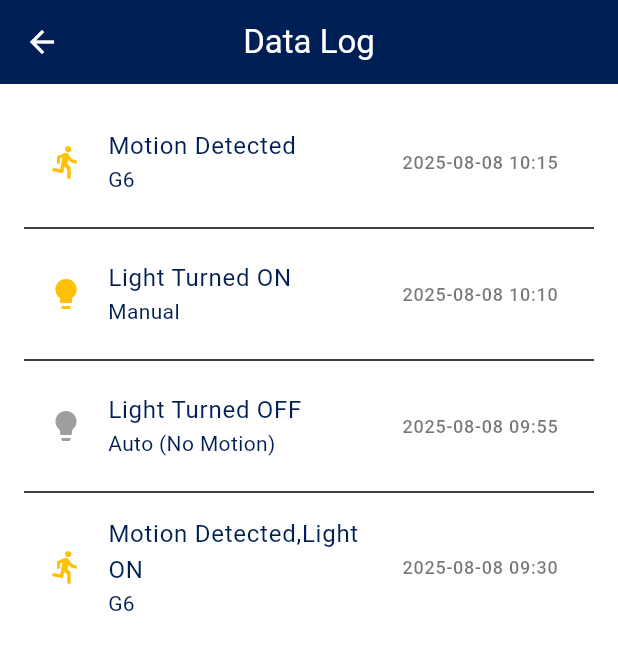
After one commit to TheoAssan/sgt, a Flutter app: the DataLogPage screen opened directly, on a phone screen of 412 x 824 dp. The commit adds this screen. Shown: the top 650 px of the screen. Run offline on Flutter 3.47's test engine with Material 3 defaults, Android fonts, the phone set to English and light mode, and no system bars; our stand-ins replace animated_splash_screen, icons_plus, lottie.

Commit message:
data log and power consumption pages

```diff
--- /dev/null
+++ b/lib/data_log.dart
@@ -0,0 +1,63 @@
+import 'package:flutter/material.dart';
+
+class DataLogPage extends StatelessWidget {
+  // Example data log entries. Replace with real data from your backend or Adafruit IO.
+  final List<Map<String, String>> logs = [
+    {
+      'time': '2025-08-08 10:15',
+      'event': 'Motion Detected',
+      'detail': 'G6'
+    },
+    {
+      'time': '2025-08-08 10:10',
+      'event': 'Light Turned ON',
+      'detail': 'Manual'
+    },
+    {
+      'time': '2025-08-08 09:55',
+      'event': 'Light Turned OFF',
+      'detail': 'Auto (No Motion)'
+    },
+    {
+      'time': '2025-08-08 09:30',
+      'event': 'Motion Detected,Light ON',
+      'detail': 'G6'
+    },
+    // Add more entries as needed
+  ];
+
+  @override
+  Widget build(BuildContext context) {
+    return Scaffold(
+      appBar: AppBar(
+        title: const Text('Data Log', style: TextStyle(color: Colors.white)),
+        backgroundColor: const Color(0xFF001F54),
+        iconTheme: const IconThemeData(color: Colors.white),
+      ),
+      body: ListView.separated(
+        padding: const EdgeInsets.all(16),
+        itemCount: logs.length,
+        separatorBuilder: (_, __) => const Divider(),
+        itemBuilder: (context, index) {
+          final log = logs[index];
+          return ListTile(
+            leading: Icon(
+              log['event']!.contains('Motion')
+                  ? Icons.directions_run
+                  : Icons.lightbulb,
+              color: log['event']!.contains('OFF')
+                  ? Colors.grey
+                  : Colors.amber,
+            ),
+            title: Text(log['event'] ?? ''),
+            subtitle: Text('${log['detail']}'),
+            trailing: Text(
+              log['time'] ?? '',
+              style: const TextStyle(fontSize: 12, color: Colors.black54),
+            ),
+          );
+        },
+      ),
+    );
+  }
+}
--- a/lib/main.dart
+++ b/lib/main.dart
@@ -1,5 +1,6 @@
 import 'package:flutter/material.dart';
 import 'package:sgt/splash_screen.dart';
+import 'package:sgt/login_page.dart'; // Add this import
 
 void main() {
   runApp(const MyApp());
@@ -73,6 +74,10 @@ class MyApp extends StatelessWidget {
         ),
       ),
       home: const SplashScreen(),
+      routes: {
+        '/login': (context) => const LoginPage(), // Register the login route
+        // Add other routes here if needed
+      },
     );
   }
 }
--- a/lib/settings.dart
+++ b/lib/settings.dart
@@ -103,10 +103,11 @@ class _SettingsPageState extends State<SettingsPage> {
           max: 100,
           divisions: 3,
           label: '${_sensitivity.toInt()}%',
-          onChanged: (newValue) {
+          onChanged: (newValue) async {
             setState(() {
               _sensitivity = newValue;
             });
+            // You can add your own logic here to handle sensitivity changes
           },
         ),
         Padding(
@@ -162,11 +163,12 @@ class _SettingsPageState extends State<SettingsPage> {
             contentPadding: EdgeInsets.only(left: 16, right: 16),
             title: Text('$delay minutes'),
             tileColor: _deactivationDelay == delay ? Colors.blue.withOpacity(0.1) : null,
-            onTap: () {
+            onTap: () async {
               setState(() {
                 _deactivationDelay = delay;
                 _showDelayOptions = false;
               });
+              // You can add your own logic here to handle delay changes
             },
           )),
         ],
--- a/pubspec.yaml
+++ b/pubspec.yaml
@@ -38,6 +38,7 @@ dependencies:
   animated_splash_screen: ^1.2.0
   flutter_native_splash: ^2.4.6
   icons_plus: ^5.0.0
+  mqtt_client: ^10.0.0
 
 
 dev_dependencies:
```
Also changed, not shown: lib/home.dart (+24 -2 lines), lib/power_consumption.dart (added, +40 -0 lines), lib/sidebar.dart (+43 -7 lines), pubspec.lock, 1 other file.
